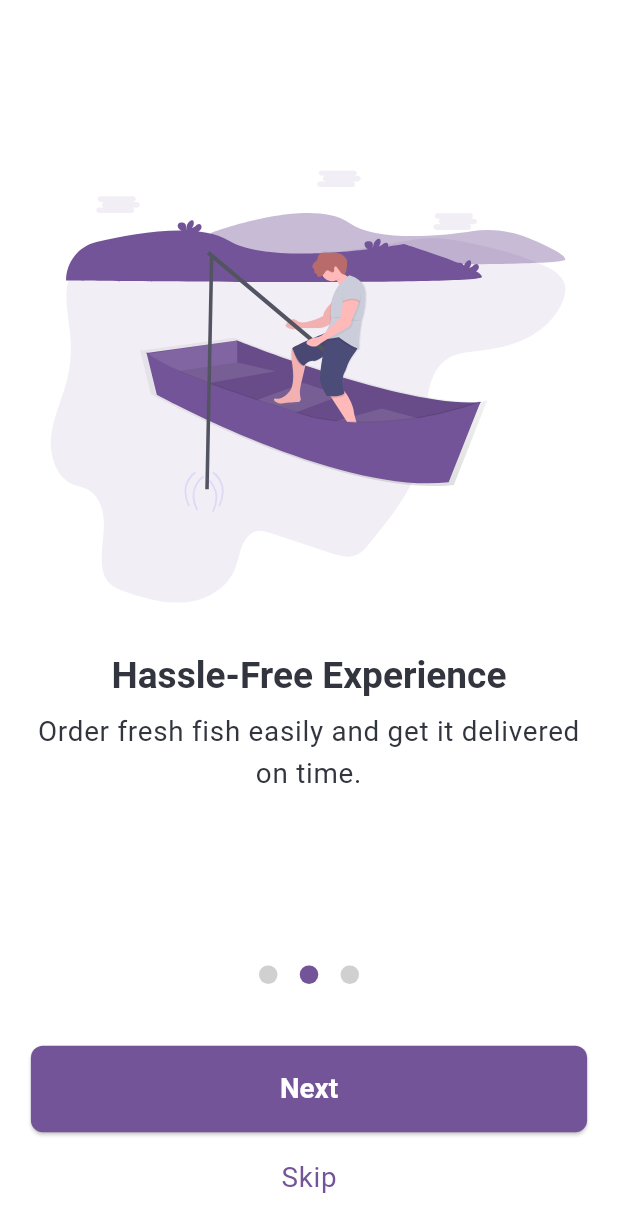
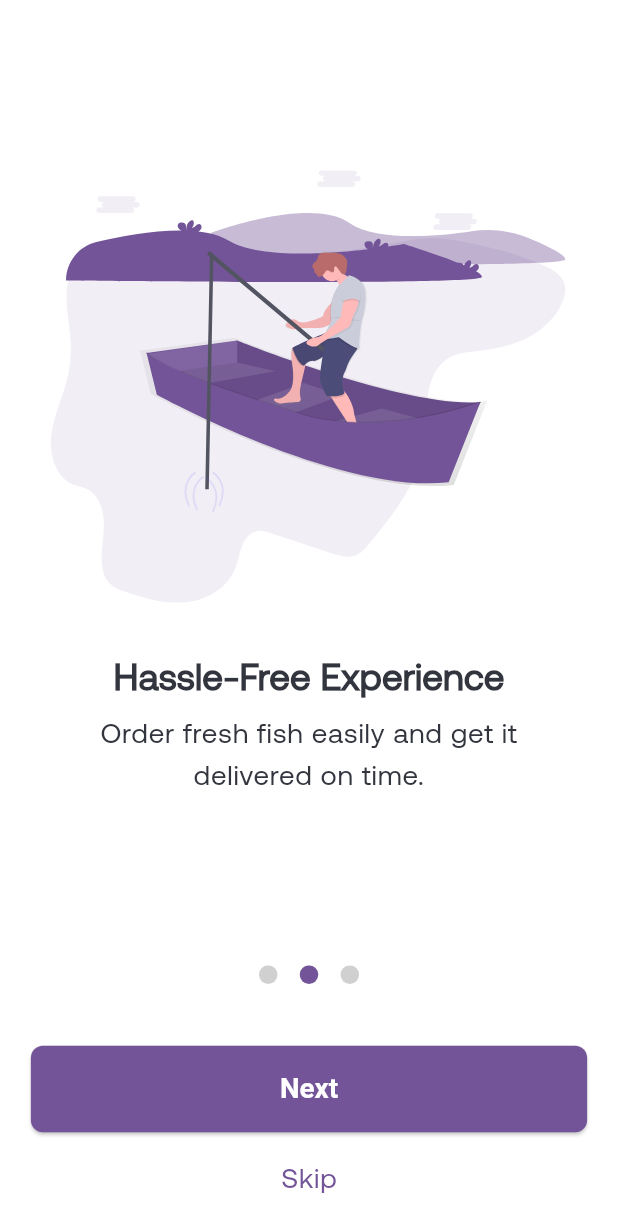
Before and after one commit to saikat-rog/purotaja_app, a Flutter app: the screen it shows after launch, after a tap on "Next", on a phone screen of 412 x 824 dp. Shown: the top 1232 px of the screen. Run offline on Flutter 3.47's test engine with Material 3 defaults, Android fonts, the light colour scheme and no system bars; our stand-ins replace dio, dropdown_button2, flutter_dotenv, flutter_svg, fluttertoast, geocoding and 4 more; network calls fail; Roboto replaces fonts that are missing (AeonikOVERVIEW, Sen).

Commit message:
more responsiveness issues fixed, font changed for whole application, BottomNavbar svgs improved

```diff
--- a/lib/app_theme.dart
+++ b/lib/app_theme.dart
@@ -1,5 +1,4 @@
 import 'package:flutter/material.dart';
-import 'package:google_fonts/google_fonts.dart';
 
 class AppTheme {
   static const Color bgGrey = Color(0xFFF6F8FA);
@@ -7,11 +6,11 @@ class AppTheme {
   // Utility function for responsive font size
   static double responsiveFontSize(BuildContext context, double multiplier) {
     double screenWidth = MediaQuery.of(context).size.width;
-    double size = screenWidth*multiplier;
+    double size = screenWidth * multiplier;
     return size;
   }
 
-  //light theme
+  // Light theme
   static ThemeData lightTheme(BuildContext context) {
     return ThemeData(
       primaryColor: const Color(0xFF735498),
@@ -19,42 +18,49 @@ class AppTheme {
       scaffoldBackgroundColor: Colors.white,
       bottomAppBarTheme: const BottomAppBarTheme(color: Colors.white),
 
-      // Text theme with responsive font sizes
+      // Text theme with responsive font sizes and custom font
       textTheme: TextTheme(
-        headlineLarge: GoogleFonts.sen(
+        headlineLarge: TextStyle(
+          fontFamily: 'aeonik',
           fontSize: responsiveFontSize(context, 0.07),
           fontWeight: FontWeight.bold,
           color: const Color(0xFF32343E),
         ),
-        headlineMedium: GoogleFonts.sen(
+        headlineMedium: TextStyle(
+          fontFamily: 'aeonik',
           fontSize: responsiveFontSize(context, 0.05),
           fontWeight: FontWeight.bold,
           color: const Color(0xFF32343E),
         ),
-        headlineSmall: GoogleFonts.sen(
+        headlineSmall: TextStyle(
+          fontFamily: 'aeonik',
           fontSize: responsiveFontSize(context, 0.05),
           color: const Color(0xFF32343E),
         ),
-        bodyLarge: GoogleFonts.sen(
+        bodyLarge: TextStyle(
+          fontFamily: 'aeonik',
           fontSize: responsiveFontSize(context, 0.04),
           color: const Color(0xFF32343E),
         ),
-        bodyMedium: GoogleFonts.sen(
+        bodyMedium: TextStyle(
+          fontFamily: 'aeonik',
           fontSize: responsiveFontSize(context, 0.03),
           color: const Color(0xFF32343E),
         ),
-        bodySmall: GoogleFonts.sen(
+        bodySmall: TextStyle(
+          fontFamily: 'aeonik',
           fontSize: responsiveFontSize(context, 0.028),
           color: const Color(0xFF32343E),
         ),
       ),
 
-      // Elevated button theme
+      // Elevated button theme with custom font
       elevatedButtonTheme: ElevatedButtonThemeData(
         style: ElevatedButton.styleFrom(
           backgroundColor: const Color(0xFF735498),
           foregroundColor: Colors.white,
-          textStyle: GoogleFonts.sen(
+          textStyle: TextStyle(
+            fontFamily: 'AeonikOVERVIEW',
             fontSize: responsiveFontSize(context, 0.05),
             fontWeight: FontWeight.bold,
             color: const Color(0xFF32343E),
--- a/lib/main.dart
+++ b/lib/main.dart
@@ -5,18 +5,17 @@ import 'package:get/get.dart';
 import 'package:purotaja/app_routes.dart';
 import 'package:purotaja/controllers/category_controller.dart';
 import 'package:purotaja/controllers/products_controller.dart';
-import 'package:purotaja/widgets/top_banner.dart';
 
 import 'app_theme.dart';
-import 'controllers/address_controller.dart';
 import 'controllers/user_controller.dart';
 
 Future<void> main() async {
   await dotenv.load(fileName: ".env");
   Get.put(UserController());
-  Get.put(TopBannerController());
-  Get.put(ProductsController());
-  Get.put(CategoryController());
+  // Get.put(TopBannerController());
+  Get.lazyPut(()=>CategoryController());
+  Get.lazyPut(()=>ProductsController());
+
   runApp(const MyApp());
   SystemChrome.setSystemUIOverlayStyle(const SystemUiOverlayStyle(
     statusBarColor: Colors.transparent,
--- a/lib/screens/category_screen/category_screen.dart
+++ b/lib/screens/category_screen/category_screen.dart
@@ -206,7 +206,7 @@ class _CategoryScreenState extends State<CategoryScreen> {
                                   product['name'],
                                   style: Theme.of(context)
                                       .textTheme
-                                      .headlineSmall
+                                      .bodyLarge
                                       ?.copyWith(fontWeight: FontWeight.w600),
                                   maxLines: 1,
                                   overflow: TextOverflow.ellipsis,
@@ -226,7 +226,7 @@ class _CategoryScreenState extends State<CategoryScreen> {
                             Row(
                               children: [
                                 Text(
-                                  '\u20B9${product['price'] - (product['discount'] ?? 0)}',
+                                  '\u20B9${product['price'] - ((product['discount']*product['price'])/100 ?? 0)}',
                                   style: Theme.of(context)
                                       .textTheme
                                       .bodyLarge
```
Also changed, not shown: lib/screens/account_screen/account_options/personal_info_screen.dart (+4 -4 lines), lib/screens/bottom_navigation_bar.dart (+5 -4 lines), lib/screens/product_info_screen.dart (+25 -0 lines), lib/widgets/products_slide.dart (+8 -11 lines), pubspec.yaml (+9 -4 lines), assets/category.svg (added), assets/fonts/AeonikRegular.ttf (added), assets/home.svg (added), assets/orders.svg (added), assets/profile.svg (added).
